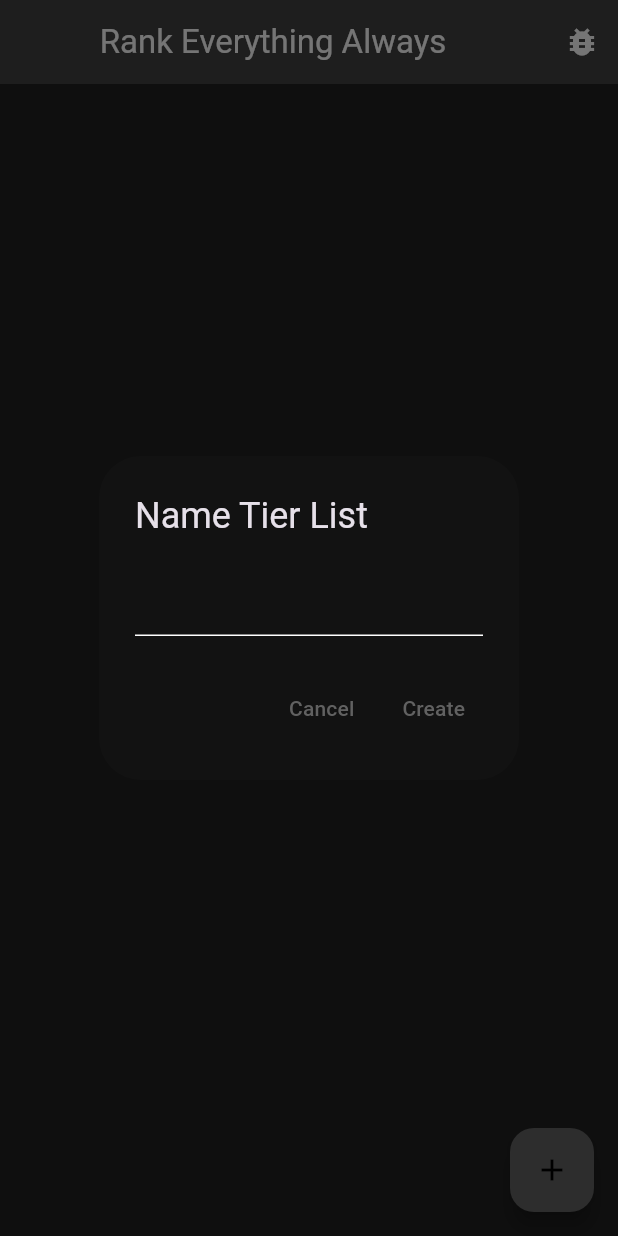
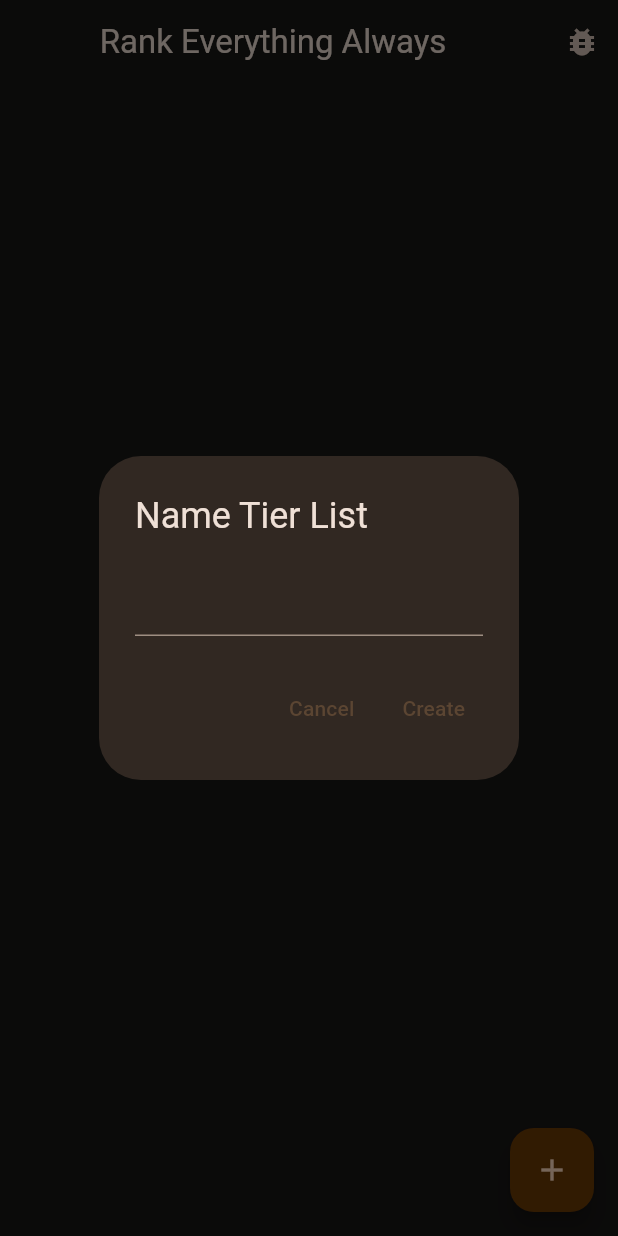
Before and after one commit to SayWhoooaaat/rea, a Flutter app: the screen it shows after launch, after a tap on the "add" icon, on a phone screen of 412 x 824 dp. Run offline on Flutter 3.47's test engine with Material 3 defaults, Android fonts, the phone set to English and light mode, and no system bars; our stand-ins replace flutter_speed_dial, image_cropper, image_picker, permission_handler, shared_preferences; missing offline and left inert: flutter_inappwebview.

Commit message:
fixed text-based box bug. Changed colors to be material-dependent. Not sure if improvement..

```diff
--- a/lib/main.dart
+++ b/lib/main.dart
@@ -4,6 +4,7 @@ import 'package:shared_preferences/shared_preferences.dart';
 import 'dart:convert';
 import 'package:flutter/services.dart';
 import 'debug_page.dart';
+import 'themes/material_theme.dart';
 
 void main() {
   runApp(const MyApp());
@@ -16,13 +17,7 @@ class MyApp extends StatelessWidget {
   Widget build(BuildContext context) {
     return MaterialApp(
       title: 'Rank Everything Always',
-      theme: ThemeData.dark(useMaterial3: true).copyWith(
-        colorScheme: ColorScheme.dark(
-          primary: Colors.grey[700]!, // buttons n shit
-          inversePrimary: Colors.grey[800]!, // appbar
-        ),
-        scaffoldBackgroundColor: Colors.grey[900]!, // background?
-      ),
+      theme: MaterialTheme.dark(),
       home: const MyHomePage(title: 'Rank Everything Always'),
     );
   }
@@ -432,7 +427,7 @@ class _MyHomePageState extends State<MyHomePage> {
       },
       child: Scaffold(
         appBar: AppBar(
-          backgroundColor: Theme.of(context).colorScheme.inversePrimary,
+          //backgroundColor: Theme.of(context).colorScheme.inversePrimary,
           title: Center(child: Text(widget.title)),
           actions: [
             IconButton(
@@ -459,7 +454,7 @@ class _MyHomePageState extends State<MyHomePage> {
                         borderSide: BorderSide.none,
                       ),
                       filled: true,
-                      fillColor: Colors.grey[800],
+                      //fillColor: Theme.of(context).colorScheme.inversePrimary,
                       contentPadding: const EdgeInsets.symmetric(vertical: 0),
                       isDense: true,
                     ),
@@ -499,20 +494,23 @@ class _MyHomePageState extends State<MyHomePage> {
                           _tierLists.indexWhere(
                               (item) => item['index'] == tierList['index'])),
                       child: Container(
-                        color: Colors.grey[800],
+                        color: Theme.of(context).colorScheme.inversePrimary,
                         child: Column(
                           mainAxisAlignment: MainAxisAlignment.center,
                           children: [
-                            const Icon(
+                            Icon(
                               Icons.view_list,
                               size: 50,
-                              color: Colors.brown,
+                              color: Theme.of(context).colorScheme.primary,
                             ),
                             const SizedBox(height: 8),
                             Text(
                               tierList['name'],
                               textAlign: TextAlign.center,
-                              style: const TextStyle(color: Colors.white),
+                              style: TextStyle(
+                                  color: Theme.of(context)
+                                      .colorScheme
+                                      .onPrimaryContainer),
                             ),
                           ],
                         ),
--- a/lib/models/rank_item.dart
+++ b/lib/models/rank_item.dart
@@ -210,7 +210,7 @@ class RankItem extends ChangeNotifier {
         uiSettings: [
           AndroidUiSettings(
             toolbarTitle: 'Crop Image',
-            toolbarColor: const Color.fromARGB(255, 62, 49, 34),
+            toolbarColor: const Color.fromARGB(255, 51, 45, 38),
             toolbarWidgetColor: Colors.white,
             initAspectRatio: CropAspectRatioPreset.square,
             lockAspectRatio: true,
--- /dev/null
+++ b/lib/themes/material_theme.dart
@@ -0,0 +1,61 @@
+import 'package:flutter/material.dart';
+
+class MaterialTheme {
+  static ColorScheme darkScheme() {
+    return const ColorScheme(
+      brightness: Brightness.dark,
+      primary: Color.fromARGB(255, 91, 69, 50),
+      surfaceTint: Color(4294948730),
+      onPrimary: Color(4283180800),
+      primaryContainer: Color(4285217285),
+      onPrimaryContainer: Color(4294958274),
+      secondary: Color(4293116069),
+      onSecondary: Color(4282461209),
+      secondaryContainer: Color(4284105262),
+      onSecondaryContainer: Color(4294958274),
+      tertiary: Color(4294948005),
+      onTertiary: Color(4283833876),
+      tertiaryContainer: Color(4285740072),
+      onTertiaryContainer: Color(4294957779),
+      error: Color(4294948011),
+      onError: Color(4285071365),
+      errorContainer: Color(4287823882),
+      onErrorContainer: Color(4294957782),
+      surface: Color.fromARGB(255, 25, 23, 22),
+      onSurface: Color(4293910742),
+      onSurfaceVariant: Color(4292264886),
+      outline: Color(4288581250),
+      outlineVariant: Color(4283515963),
+      shadow: Color(4278190080),
+      scrim: Color(4278190080),
+      inverseSurface: Color(4293910742),
+      inversePrimary: Color.fromARGB(255, 49, 44, 40),
+      primaryFixed: Color(4294958274),
+      onPrimaryFixed: Color(4281210112),
+      primaryFixedDim: Color(4294948730),
+      onPrimaryFixedVariant: Color(4285217285),
+      secondaryFixed: Color(4294958274),
+      onSecondaryFixed: Color(4280948487),
+      secondaryFixedDim: Color(4293116069),
+      onSecondaryFixedVariant: Color(4284105262),
+      tertiaryFixed: Color(4294957779),
+      onTertiaryFixed: Color(4281993731),
+      tertiaryFixedDim: Color(4294948005),
+      onTertiaryFixedVariant: Color(4285740072),
+      surfaceDim: Color.fromARGB(255, 51, 39, 28),
+      surfaceBright: Color.fromARGB(255, 40, 36, 33),
+      surfaceContainerLowest: Color(4279504136),
+      surfaceContainerLow: Color(4280424980),
+      surfaceContainer: Color(4280688152),
+      surfaceContainerHigh: Color(4281411618),
+      surfaceContainerHighest: Color(4282135340),
+    );
+  }
+
+  static ThemeData dark() {
+    return ThemeData(
+      colorScheme: darkScheme(),
+      useMaterial3: true,
+    );
+  }
+}
--- a/lib/web_picker.dart
+++ b/lib/web_picker.dart
@@ -30,12 +30,12 @@ class WebViewScreenshotPageState extends State<WebViewScreenshotPage> {
           style: ElevatedButton.styleFrom(
             padding: const EdgeInsets.symmetric(horizontal: 20, vertical: 10),
             textStyle: const TextStyle(fontSize: 16),
-            foregroundColor: Colors.white,
-            backgroundColor: Colors.black,
+            foregroundColor: Theme.of(context).colorScheme.onPrimaryContainer,
+            backgroundColor: Theme.of(context).colorScheme.primaryContainer,
           ),
           child: const Text('Capture Image'),
         ),
-        backgroundColor: Colors.blueGrey,
+        backgroundColor: Theme.of(context).colorScheme.surfaceBright,
         elevation: 0,
         toolbarHeight: 56, // Default AppBar height
         centerTitle: true,
```
Also changed, not shown: lib/tier_list_page.dart (+5 -3 lines).
